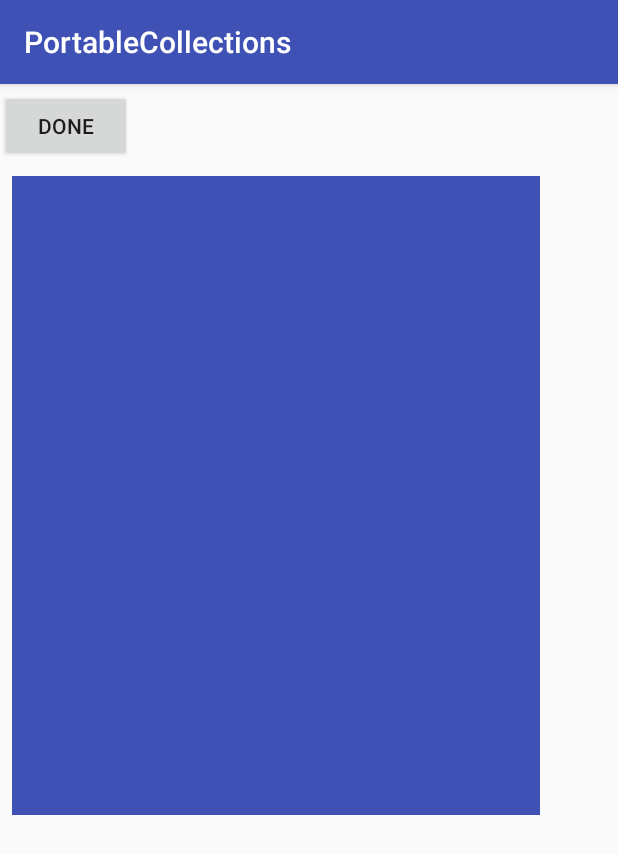
After one commit to gituppa-getonup/CompileErrors, an Android app: the NewCollectableActivity screen opened directly, with no data from a screen before it, on a phone screen of 412 x 824 dp. The commit adds this screen. Shown: the top 854 px of the screen. Run offline under Robolectric (Android 15) with nearby library versions, the phone set to English and light mode, and no system bars; 2 statements that could not run were skipped.

Commit message:
It Should Work...

```diff
--- /dev/null
+++ b/app/src/main/java/com/portablecollections/portablecollections/NewCollectableActivity.java
@@ -0,0 +1,44 @@
+package com.portablecollections.portablecollections;
+
+import android.content.Intent;
+import android.graphics.Bitmap;
+import android.graphics.BitmapFactory;
+import android.os.Bundle;
+import android.support.v7.app.AppCompatActivity;
+import android.view.View;
+import android.widget.Button;
+import android.widget.EditText;
+import android.widget.ImageView;
+
+import java.io.File;
+
+public class NewCollectableActivity extends AppCompatActivity {
+    @Override
+    protected void onCreate(Bundle savedInstanceState) {
+        super.onCreate(savedInstanceState);
+        setContentView(R.layout.create_new_collectable);
+
+        Intent intent = getIntent();
+        byte[] takenPictureArray = intent.getByteArrayExtra(MainActivity.EXTRA_TAKENPICTURE);
+        Bitmap takenPicture = BitmapFactory.decodeByteArray(takenPictureArray, 0, takenPictureArray.length);
+        ImageView newImageView = findViewById(R.id.new_imageview);
+        newImageView.setImageBitmap(Bitmap.createScaledBitmap(takenPicture, newImageView.getWidth(),
+                newImageView.getHeight(), false));
+
+        Button done = this.findViewById(R.id.new_done);
+
+
+        done.setOnClickListener(new View.OnClickListener() {
+            @Override
+            public void onClick(View view) {
+                EditText newNameText = view.findViewById(R.id.new_name);
+                String newName = newNameText.getText().toString();
+                CollectablePictureHelper pictureHelper = CollectablePictureHelper.getCollectablePictureHelper();
+                File takenPictureFile = pictureHelper.createImageFile(getApplicationContext(), newName);
+                // todo: create the object in Room
+                // todo: navigate back to MainActivity's layout
+                // todo: refresh the RecycleView
+            }
+        });
+    }
+}
```
Also changed, not shown: app/src/main/AndroidManifest.xml (+6 -2 lines), app/src/main/java/com/portablecollections/portablecollections/CollectablePictureHelper.java (+48 -9 lines), app/src/main/java/com/portablecollections/portablecollections/MainActivity.java (+14 -10 lines).
